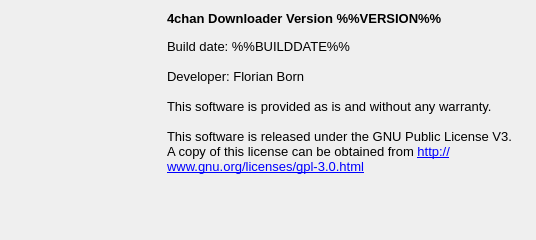
Above: uiinfo.ui from chrisdevchroma/fourchan-dl before the change. Below: the same form after it.
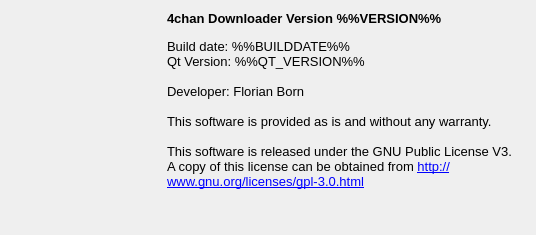
That is the form after the change. Icons and pictures are not drawn.

The edit to the form file:
```diff
--- a/uiinfo.ui
+++ b/uiinfo.ui
@@ -7,7 +7,7 @@
     <x>0</x>
     <y>0</y>
     <width>535</width>
-    <height>240</height>
+    <height>235</height>
    </rect>
   </property>
   <property name="windowTitle">
@@ -49,6 +49,7 @@
 &lt;p style=&quot; margin-top:0px; margin-bottom:0px; margin-left:0px; margin-right:0px; -qt-block-indent:0; text-indent:0px;&quot;&gt;&lt;span style=&quot; font-size:10pt; font-weight:600;&quot;&gt;4chan Downloader Version %%VERSION%%&lt;/span&gt;&lt;/p&gt;
 &lt;p style=&quot;-qt-paragraph-type:empty; margin-top:0px; margin-bottom:0px; margin-left:0px; margin-right:0px; -qt-block-indent:0; text-indent:0px; font-size:8pt;&quot;&gt;&lt;/p&gt;
 &lt;p style=&quot; margin-top:0px; margin-bottom:0px; margin-left:0px; margin-right:0px; -qt-block-indent:0; text-indent:0px;&quot;&gt;&lt;span style=&quot; font-size:10pt;&quot;&gt;Build date: %%BUILDDATE%%&lt;/span&gt;&lt;/p&gt;
+&lt;p style=&quot; margin-top:0px; margin-bottom:0px; margin-left:0px; margin-right:0px; -qt-block-indent:0; text-indent:0px;&quot;&gt;&lt;span style=&quot; font-size:10pt;&quot;&gt;Qt Version: %%QT_VERSION%%&lt;/span&gt;&lt;/p&gt;
 &lt;p style=&quot;-qt-paragraph-type:empty; margin-top:0px; margin-bottom:0px; margin-left:0px; margin-right:0px; -qt-block-indent:0; text-indent:0px; font-size:10pt;&quot;&gt;&lt;/p&gt;
 &lt;p style=&quot; margin-top:0px; margin-bottom:0px; margin-left:0px; margin-right:0px; -qt-block-indent:0; text-indent:0px;&quot;&gt;&lt;span style=&quot; font-size:10pt;&quot;&gt;Developer: Florian Born&lt;/span&gt;&lt;/p&gt;
 &lt;p style=&quot;-qt-paragraph-type:empty; margin-top:0px; margin-bottom:0px; margin-left:0px; margin-right:0px; -qt-block-indent:0; text-indent:0px; font-size:10pt;&quot;&gt;&lt;/p&gt;
@@ -87,7 +88,7 @@
      <property name="sizeHint" stdset="0">
       <size>
        <width>514</width>
-       <height>24</height>
+       <height>3</height>
       </size>
      </property>
     </spacer>
```
